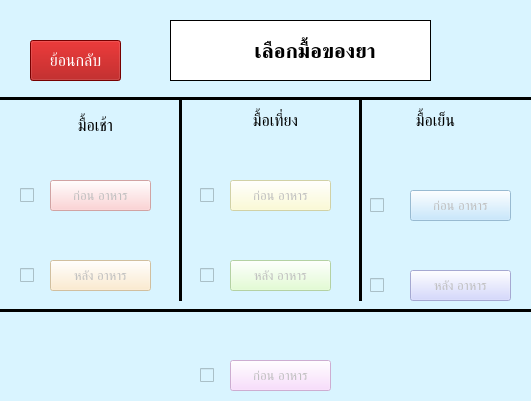
Before: the Qt Designer form ui/settingCopy.ui in revax1/Medicine_notify, drawn with Qt 5.
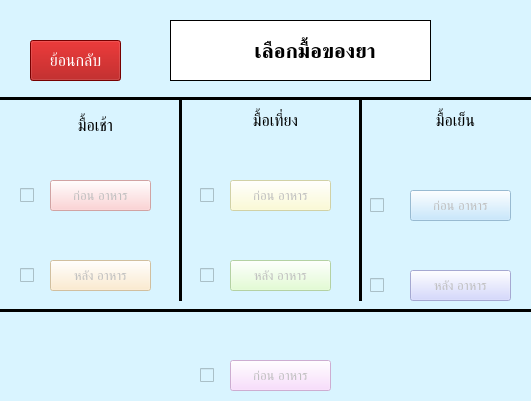
After: the same form once the commit is applied. Icons and pictures are not drawn.

Diff of the .ui file:
```diff
--- a/ui/settingCopy.ui
+++ b/ui/settingCopy.ui
@@ -610,7 +610,7 @@
    <widget class="QLabel" name="label_3">
     <property name="geometry">
      <rect>
-      <x>370</x>
+      <x>390</x>
       <y>100</y>
       <width>131</width>
       <height>41</height>
```
Left out of the diff: 22 changed lines with no effect on the pictures.
